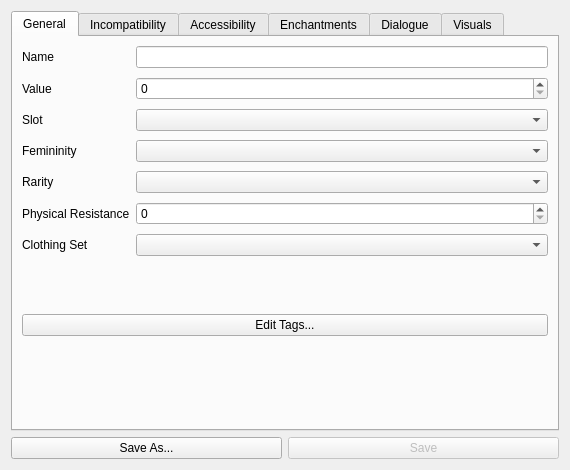
The window that clothingwindow.ui (PythonicMoron/Liliths-Throne-Mod-Tool) describes before a commit, drawn with Qt 5.
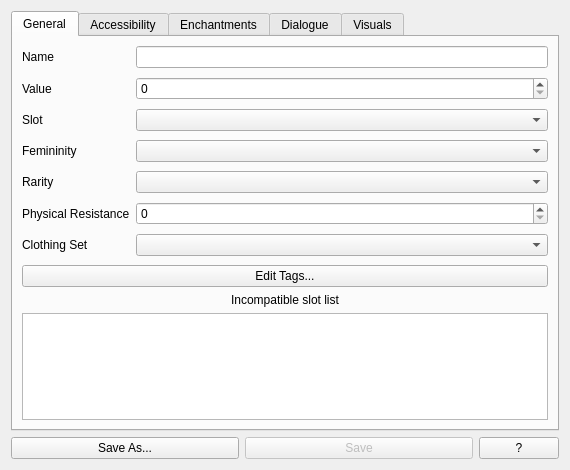
The same window after the commit.

The edit to the form file:
```diff
--- a/clothingwindow.ui
+++ b/clothingwindow.ui
@@ -140,7 +140,7 @@
            <item row="6" column="1">
             <widget class="QComboBox" name="setComboBox"/>
            </item>
-           <item row="8" column="0" colspan="2">
+           <item row="7" column="0" colspan="2">
             <widget class="QPushButton" name="tagsButton">
              <property name="toolTip">
               <string>&lt;html&gt;&lt;head/&gt;&lt;body&gt;&lt;p&gt;Edit item tags. WARNING: These can seriously fuck shit up. Make ABSOLUTELY sure you know what a tag is/does before adding it.&lt;/p&gt;&lt;/body&gt;&lt;/html&gt;</string>
@@ -153,30 +153,10 @@
              </property>
             </widget>
            </item>
-           <item row="7" column="0" colspan="2">
-            <spacer name="horizontalSpacer_2">
-             <property name="orientation">
-              <enum>Qt::Horizontal</enum>
-             </property>
-             <property name="sizeHint" stdset="0">
-              <size>
-               <width>40</width>
-               <height>40</height>
-              </size>
-             </property>
-            </spacer>
-           </item>
           </layout>
          </item>
-        </layout>
-       </widget>
-       <widget class="QWidget" name="incompatible_slots_tab">
-        <attribute name="title">
-         <string>Incompatibility</string>
-        </attribute>
-        <layout class="QVBoxLayout" name="verticalLayout_12">
          <item>
-          <widget class="QLabel" name="label">
+          <widget class="QLabel" name="incompatible_slot_label">
            <property name="text">
             <string>Incompatible slot list</string>
            </property>
@@ -187,20 +167,8 @@
          </item>
          <item>
           <widget class="QListView" name="incompatibleSlotList">
-           <property name="sizePolicy">
-            <sizepolicy hsizetype="Expanding" vsizetype="MinimumExpanding">
-             <horstretch>0</horstretch>
-             <verstretch>0</verstretch>
-            </sizepolicy>
-           </property>
-           <property name="baseSize">
-            <size>
-             <width>0</width>
-             <height>220</height>
-            </size>
-           </property>
-           <property name="editTriggers">
-            <set>QAbstractItemView::DoubleClicked</set>
+           <property name="toolTip">
+            <string>&lt;html&gt;&lt;head/&gt;&lt;body&gt;&lt;p&gt;List of slots that cannot be occupied with this item equipped.&lt;/p&gt;&lt;/body&gt;&lt;/html&gt;</string>
            </property>
           </widget>
          </item>
@@ -610,6 +578,28 @@
          </property>
         </widget>
        </item>
+       <item>
+        <widget class="QPushButton" name="whatsThisButton">
+         <property name="sizePolicy">
+          <sizepolicy hsizetype="Fixed" vsizetype="Minimum">
+           <horstretch>0</horstretch>
+           <verstretch>0</verstretch>
+          </sizepolicy>
+         </property>
+         <property name="cursor">
+          <cursorShape>WhatsThisCursor</cursorShape>
+         </property>
+         <property name="toolTip">
+          <string>&lt;html&gt;&lt;head/&gt;&lt;body&gt;&lt;p&gt;Toggle 'What's This?' mode. 'What's This?' mode helps clarify how to use the interface of this tool.&lt;/p&gt;&lt;/body&gt;&lt;/html&gt;</string>
+         </property>
+         <property name="text">
+          <string>?</string>
+         </property>
+         <property name="checkable">
+          <bool>false</bool>
+         </property>
+        </widget>
+       </item>
       </layout>
      </item>
     </layout>
```
Left out of the diff: 41 changed lines with no effect on the pictures.
